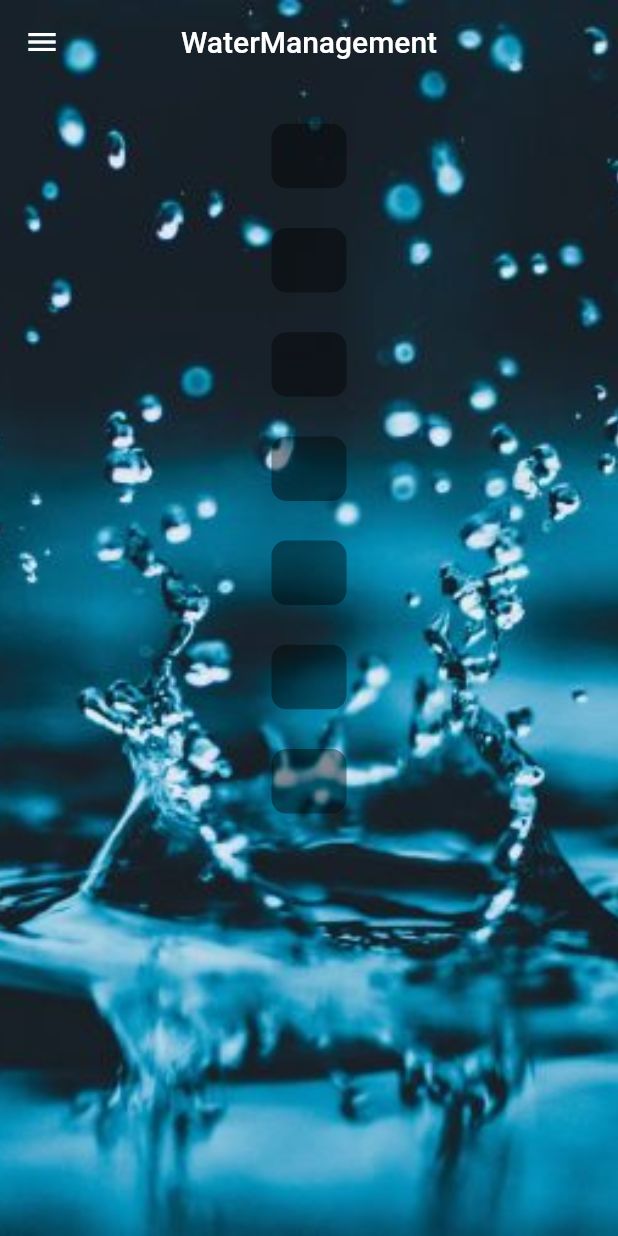
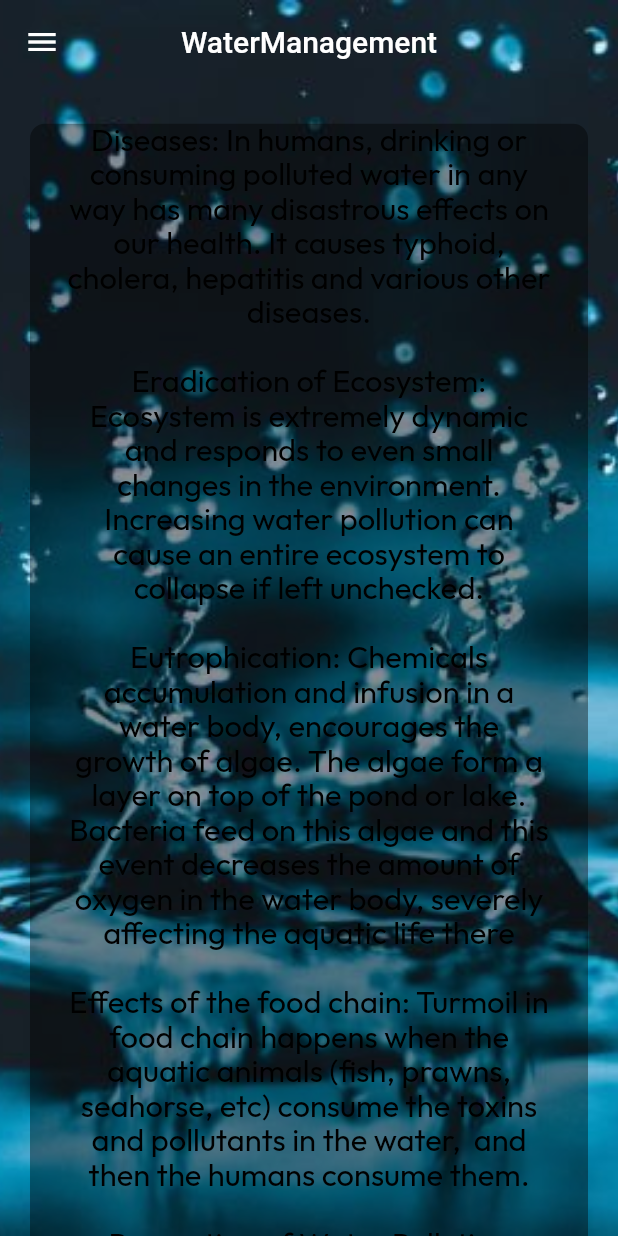
Before and after one commit to Lakshya-111/SXCS---B, a Flutter app: the screen it shows after launch, in the side drawer, after a tap on "Water Management", on a phone screen of 412 x 824 dp. Run offline on Flutter 3.47's test engine with Material 2 defaults, Android fonts, the phone set to English and light mode, and no system bars; our stand-ins replace image_picker, location.

Commit message:
Update waterManagement.dart

```diff
--- a/lib/pages/waterManagement.dart
+++ b/lib/pages/waterManagement.dart
@@ -53,7 +53,24 @@ class _WaterManagementState extends State<WaterManagement> {
                         children: <Widget>[
                           Padding(
                             padding: EdgeInsets.fromLTRB(25, 0, 25, 20),
-                            child: Text("",
+                            child: Text("""Diseases: In humans, drinking or consuming polluted water in any way has many disastrous effects on our health. It causes typhoid, cholera, hepatitis and various other diseases.
+
+Eradication of Ecosystem: Ecosystem is extremely dynamic and responds to even small changes in the environment. Increasing water pollution can cause an entire ecosystem to collapse if left unchecked.
+
+Eutrophication: Chemicals accumulation and infusion in a water body, encourages the growth of algae. The algae form a layer on top of the pond or lake. Bacteria feed on this algae and this event decreases the amount of oxygen in the water body, severely affecting the aquatic life there
+
+Effects of the food chain: Turmoil in food chain happens when the aquatic animals (fish, prawns, seahorse, etc) consume the toxins and pollutants in the water,  and then the humans consume them.
+
+Prevention of Water Pollution
+The best way to prevent large-scale water pollution is to try and reduce its harmful effects. There are numerous small changes we can make to protect ourselves from a future where water is scarce.
+
+Conserve Water: Conserving water should be our first aim. Water wastage is a major problem globally and we are only now waking up to the issue. Simple small changes made domestically will make a huge difference.
+
+Treatment of sewage: Treating waste products before disposing of it in water bodies helps reduce water pollution on a large scale. Agriculture or other industries can reuse this wastewater by reducing its toxic contents.
+
+Use of environment-friendly products: By using soluble products that do not go on to become pollutants, we can reduce the amount of water pollution caused by a household.
+
+""",
 
                               textAlign: TextAlign.center,
                               style : TextStyle(
```
